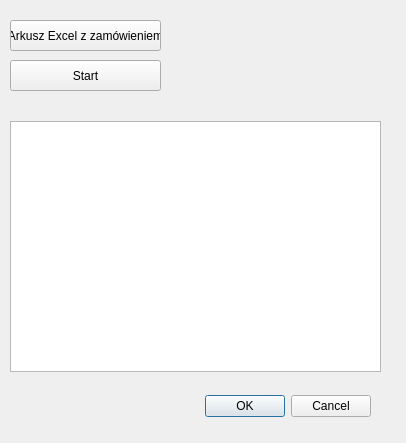
Before: the Qt Designer form import_do_sql.ui in Fastus001/Zamowienia, drawn with Qt 5.
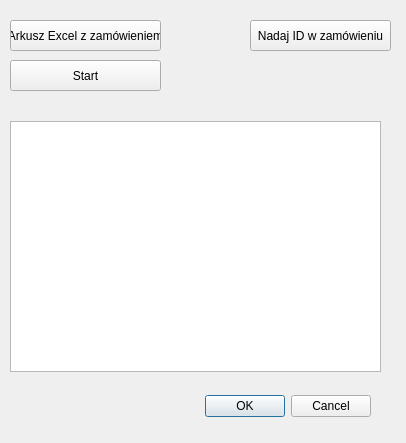
After: the same form once the commit is applied.

Patch:
```diff
--- a/import_do_sql.ui
+++ b/import_do_sql.ui
@@ -65,6 +65,19 @@
     <string>Start</string>
    </property>
   </widget>
+  <widget class="QPushButton" name="add_ID_in_excel_file">
+   <property name="geometry">
+    <rect>
+     <x>250</x>
+     <y>20</y>
+     <width>141</width>
+     <height>31</height>
+    </rect>
+   </property>
+   <property name="text">
+    <string>Nadaj ID w zamówieniu</string>
+   </property>
+  </widget>
  </widget>
  <resources/>
  <connections>
```
